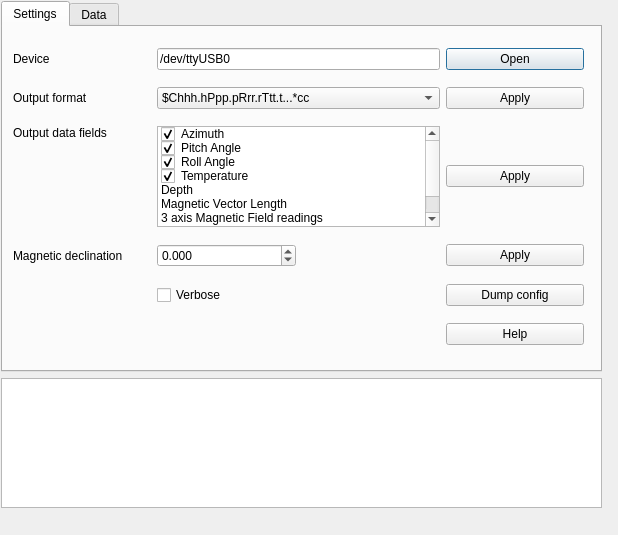
Old version of the form oceanserver/osdialog.ui in the repository poes-weather/Sensor-Benchmark.
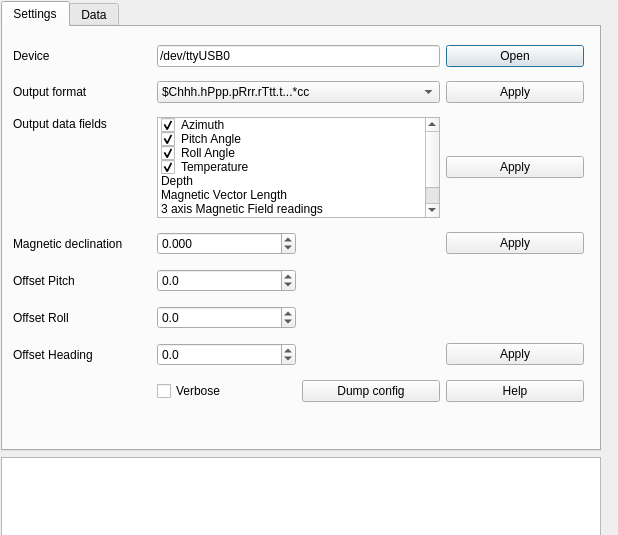
New version of the form.

Commit message: Added offset Heading, Pitch and Roll to OS5000 compass

```diff
--- a/oceanserver/osdialog.ui
+++ b/oceanserver/osdialog.ui
@@ -18,8 +18,8 @@
     <rect>
      <x>1</x>
      <y>1</y>
-     <width>603</width>
-     <height>509</height>
+     <width>802</width>
+     <height>638</height>
     </rect>
    </property>
    <layout class="QGridLayout" name="mainLayout">
@@ -30,8 +30,8 @@
      <widget class="QTabWidget" name="tabWidget">
       <property name="minimumSize">
        <size>
-        <width>601</width>
-        <height>371</height>
+        <width>600</width>
+        <height>450</height>
        </size>
       </property>
       <property name="currentIndex">
@@ -47,7 +47,7 @@
           <x>10</x>
           <y>10</y>
           <width>571</width>
-          <height>321</height>
+          <height>381</height>
          </rect>
         </property>
         <layout class="QGridLayout" name="gridLayout">
@@ -224,16 +224,6 @@
            </property>
           </widget>
          </item>
-         <item row="4" column="1">
-          <widget class="QCheckBox" name="verboseCb">
-           <property name="text">
-            <string>Verbose</string>
-           </property>
-           <property name="checked">
-            <bool>false</bool>
-           </property>
-          </widget>
-         </item>
          <item row="2" column="3">
           <widget class="QPushButton" name="applyDataFieldsBtn">
            <property name="text">
@@ -241,20 +231,6 @@
            </property>
           </widget>
          </item>
-         <item row="4" column="3">
-          <widget class="QPushButton" name="dumpconfBtn">
-           <property name="text">
-            <string>Dump config</string>
-           </property>
-          </widget>
-         </item>
-         <item row="5" column="3">
-          <widget class="QPushButton" name="helpBtn">
-           <property name="text">
-            <string>Help</string>
-           </property>
-          </widget>
-         </item>
          <item row="1" column="0">
           <widget class="QLabel" name="label_8">
            <property name="text">
@@ -293,6 +269,97 @@
            </item>
           </widget>
          </item>
+         <item row="4" column="0">
+          <widget class="QLabel" name="label_4">
+           <property name="text">
+            <string>Offset Pitch</string>
+           </property>
+          </widget>
+         </item>
+         <item row="5" column="0">
+          <widget class="QLabel" name="label_5">
+           <property name="text">
+            <string>Offset Roll</string>
+           </property>
+          </widget>
+         </item>
+         <item row="6" column="0">
+          <widget class="QLabel" name="label_6">
+           <property name="text">
+            <string>Offset Heading</string>
+           </property>
+          </widget>
+         </item>
+         <item row="7" column="1">
+          <widget class="QCheckBox" name="verboseCb">
+           <property name="text">
+            <string>Verbose</string>
+           </property>
+           <property name="checked">
+            <bool>false</bool>
+           </property>
+          </widget>
+         </item>
+         <item row="4" column="1">
+          <widget class="QDoubleSpinBox" name="offsetPitchSb">
+           <property name="decimals">
+            <number>1</number>
+           </property>
+           <property name="minimum">
+            <double>-90.000000000000000</double>
+           </property>
+           <property name="maximum">
+            <double>90.000000000000000</double>
+           </property>
+          </widget>
+         </item>
+         <item row="5" column="1">
+          <widget class="QDoubleSpinBox" name="offsetRollSb">
+           <property name="decimals">
+            <number>1</number>
+           </property>
+           <property name="minimum">
+            <double>-90.000000000000000</double>
+           </property>
+           <property name="maximum">
+            <double>90.000000000000000</double>
+           </property>
+          </widget>
+         </item>
+         <item row="6" column="1">
+          <widget class="QDoubleSpinBox" name="offsetHeadingSb">
+           <property name="decimals">
+            <number>1</number>
+           </property>
+           <property name="minimum">
+            <double>-90.000000000000000</double>
+           </property>
+           <property name="maximum">
+            <double>90.000000000000000</double>
+           </property>
+          </widget>
+         </item>
+         <item row="7" column="2">
+          <widget class="QPushButton" name="dumpconfBtn">
+           <property name="text">
+            <string>Dump config</string>
+           </property>
+          </widget>
+         </item>
+         <item row="7" column="3">
+          <widget class="QPushButton" name="helpBtn">
+           <property name="text">
+            <string>Help</string>
+           </property>
+          </widget>
+         </item>
+         <item row="6" column="3">
+          <widget class="QPushButton" name="applyOffsetBtn">
+           <property name="text">
+            <string>Apply</string>
+           </property>
+          </widget>
+         </item>
         </layout>
        </widget>
       </widget>
```
The commit also changes 3 other files.
